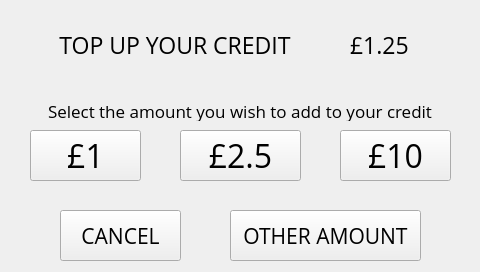
This is xbterminal/gui/ui.ui in alexykot/xbterminal-firmware as Qt 5 draws it before an edit. The edited form follows.
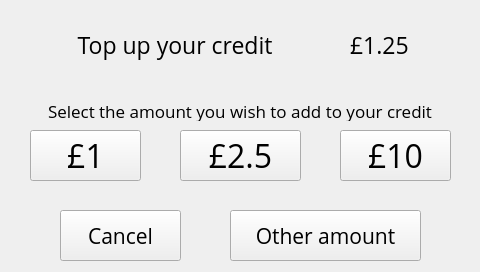
This is the edited form. The open tabs and pages were chosen to show the change.

Commit message: Apply uppercase transform using css

```diff
--- a/xbterminal/gui/ui.ui
+++ b/xbterminal/gui/ui.ui
@@ -305,7 +305,7 @@
       </font>
      </property>
      <property name="text">
-      <string>TOP UP YOUR CREDIT</string>
+      <string>Top up your credit</string>
      </property>
      <property name="alignment">
       <set>Qt::AlignCenter</set>
@@ -383,7 +383,7 @@
       </font>
      </property>
      <property name="text">
-      <string>OTHER AMOUNT</string>
+      <string>Other amount</string>
      </property>
     </widget>
     <widget class="QLabel" name="pamount_credit_lbl">
@@ -422,7 +422,7 @@
       </font>
      </property>
      <property name="text">
-      <string>CANCEL</string>
+      <string>Cancel</string>
      </property>
     </widget>
     <widget class="QLabel" name="pamount_add_lbl">
```
Left out of the diff: 54 changed lines with no effect on the pictures. The commit also changes 1 other file.
